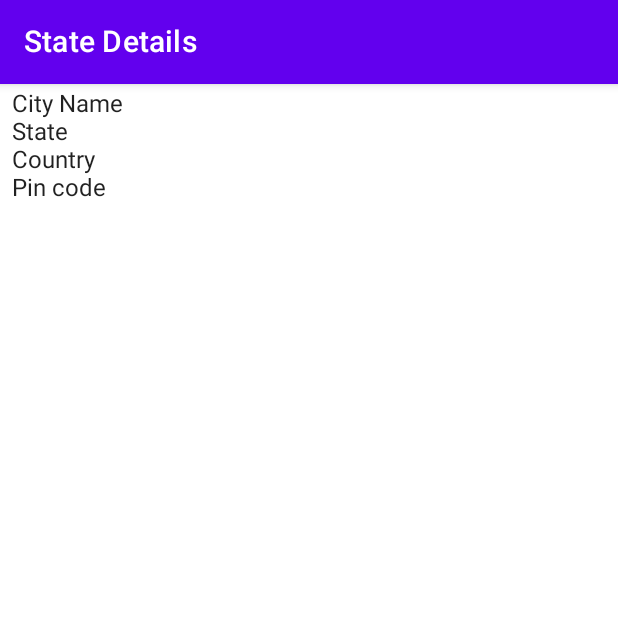
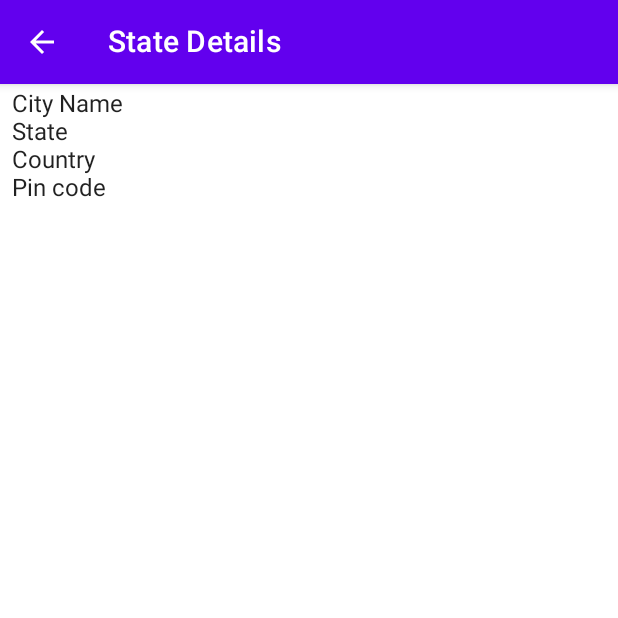
Before and after one commit to mansik15/JetpackComposeBasicApplication, an Android app built with Jetpack Compose: the CityDetails screen opened through its navigation route, on a phone screen of 412 x 824 dp, the top half of it. Run offline under Robolectric (Android 15) with nearby library versions, the phone set to English and light mode, and no system bars.

Commit message:
Added back navigation icon to detail screen

```diff
--- a/app/src/main/java/com/app/composeapplication/MainActivity.kt
+++ b/app/src/main/java/com/app/composeapplication/MainActivity.kt
@@ -8,6 +8,7 @@ import androidx.compose.foundation.lazy.LazyColumn
 import androidx.compose.foundation.lazy.items
 import androidx.compose.material.*
 import androidx.compose.material.icons.Icons
+import androidx.compose.material.icons.filled.ArrowBack
 import androidx.compose.material.icons.filled.ArrowForward
 import androidx.compose.runtime.Composable
 import androidx.compose.runtime.getValue
@@ -49,7 +50,7 @@ fun EntryPoint() {
             StateList(navController)
         }
         composable(route = "detail") {
-            CityDetails()
+            CityDetails(navController)
         }
     }
 
@@ -129,12 +130,25 @@ private fun StateCard(name: String, navController: NavController) {
 }
 
 @Composable
-private fun CityDetails(){
+private fun CityDetails(navController: NavController){
 
     Scaffold(
         topBar = {
             TopAppBar(
-                title = { Text(text = "State Details") }
+                title = { Text(text = "State Details") },
+                navigationIcon = {
+                    // navigation icon is use
+                    // for drawer icon.
+                    IconButton(onClick = { navController.popBackStack() }) {
+                        // below line is use to
+                        // specify navigation icon.
+                        Icon(
+                            Icons.Filled.ArrowBack,
+                            "contentDescription",
+                            tint = Color.White
+                        )
+                    }
+                }
             )
         },
         content = {
@@ -152,19 +166,6 @@ private fun CityDetails(){
             }
         }
     )
-
-    /*Surface {
-        Column(
-            modifier = Modifier.fillMaxSize(),
-            verticalArrangement = Arrangement.Top,
-            horizontalAlignment = Alignment.Start
-        ) {
-            Text("City Name")
-            Text("State")
-            Text("Country")
-            Text("Pin code")
-        }
-    }*/
 
 }
 
```
